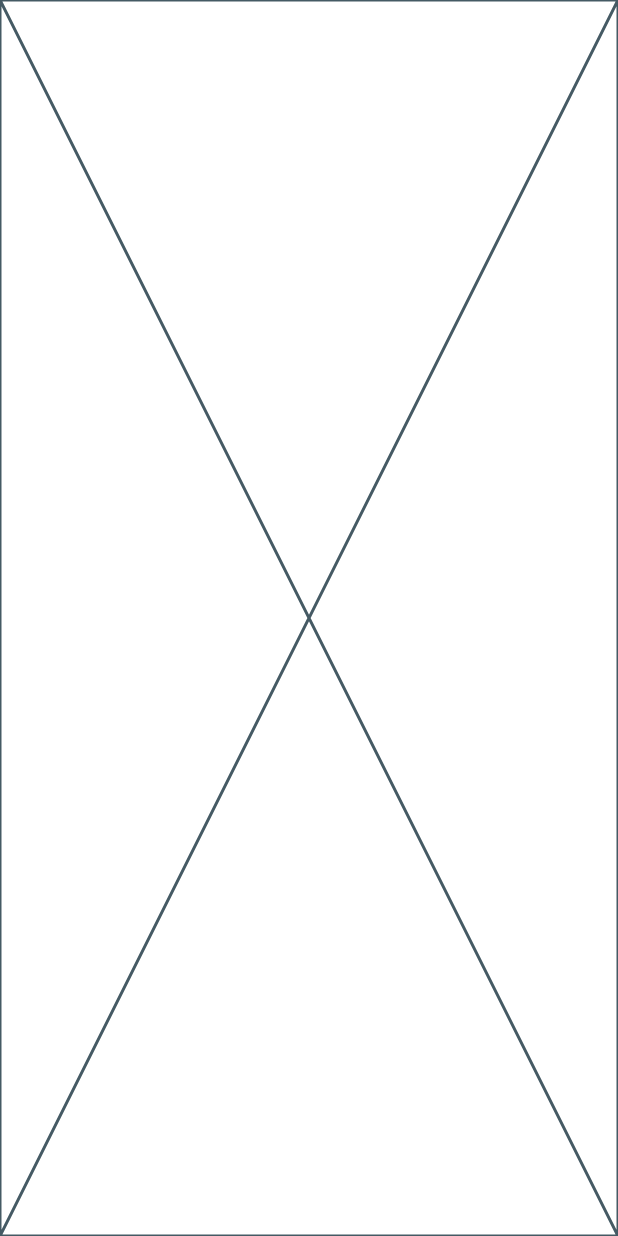
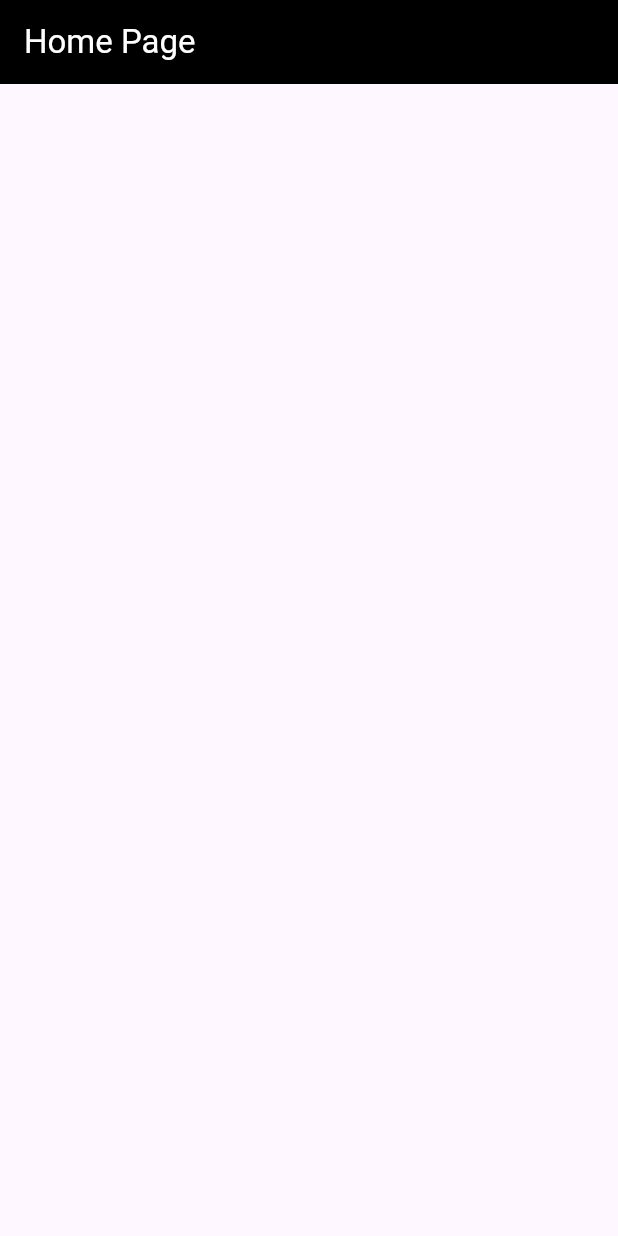
Before and after one commit to narayanvyas/cu_flutter_workshop, a Flutter app: the screen it shows after launch, on a phone screen of 412 x 824 dp. Run offline on Flutter 3.47's test engine with Material 3 defaults, Android fonts, the phone set to English and light mode, and no system bars.

Commit message:
Initial Commit

```diff
--- a/lib/home_page.dart
+++ b/lib/home_page.dart
@@ -8,6 +8,16 @@ class HomePage extends StatelessWidget {
 
   @override
   Widget build(BuildContext context) {
-    return const Placeholder();
+    return Scaffold(
+      appBar: AppBar(
+        backgroundColor: Colors.black,
+        title: Text(
+          'Home Page',
+          style: TextStyle(
+            color: Colors.white,
+          ),
+        ),
+      ),
+    );
   }
 }
```
